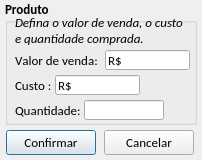
jmessias1725/sexloja, file loja/tela_definir_valor.ui: the form before one commit.
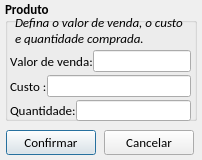
The form after the commit. Icons and pictures are not drawn.

```diff
--- a/loja/tela_definir_valor.ui
+++ b/loja/tela_definir_valor.ui
@@ -34,7 +34,7 @@
      <x>5</x>
      <y>0</y>
      <width>192</width>
-     <height>125</height>
+     <height>121</height>
     </rect>
    </property>
    <property name="font">
@@ -71,15 +71,35 @@
 e quantidade comprada. </string>
     </property>
    </widget>
+   <widget class="QWidget" name="">
+    <property name="geometry">
+     <rect>
+      <x>0</x>
+      <y>50</y>
+      <width>191</width>
+      <height>71</height>
+     </rect>
+    </property>
+    <layout class="QVBoxLayout" name="verticalLayout">
+     <property name="spacing">
+      <number>3</number>
+     </property>
+     <property name="leftMargin">
+      <number>5</number>
+     </property>
+     <property name="rightMargin">
+      <number>5</number>
+     </property>
+     <property name="bottomMargin">
+      <number>0</number>
+     </property>
+     <item>
+      <layout class="QHBoxLayout" name="horizontalLayout_2">
+       <property name="spacing">
+        <number>0</number>
+       </property>
+       <item>
    <widget class="QLabel" name="lb_valorvenda">
-    <property name="geometry">
-     <rect>
-      <x>10</x>
-      <y>50</y>
-      <width>86</width>
-      <height>20</height>
-     </rect>
-    </property>
     <property name="font">
      <font>
       <weight>50</weight>
@@ -91,15 +111,9 @@
      <string>Valor de venda:</string>
     </property>
    </widget>
-   <widget class="QLineEdit" name="le_custo_medio">
-    <property name="geometry">
-     <rect>
-      <x>50</x>
-      <y>75</y>
-      <width>85</width>
-      <height>20</height>
-     </rect>
-    </property>
+       </item>
+       <item>
+        <widget class="QLineEdit" name="le_valor_venda">
     <property name="font">
      <font>
       <weight>50</weight>
@@ -111,38 +125,9 @@
      <set>Qt::ImhNone</set>
     </property>
     <property name="inputMask">
-     <string>R$ xxxxxxxxx; </string>
+          <string/>
     </property>
     <property name="text">
-     <string>R$ </string>
-    </property>
-    <property name="maxLength">
-     <number>12</number>
-    </property>
-    <property name="readOnly">
-     <bool>false</bool>
-    </property>
-   </widget>
-   <widget class="QLineEdit" name="le_quantidade">
-    <property name="geometry">
-     <rect>
-      <x>79</x>
-      <y>100</y>
-      <width>80</width>
-      <height>20</height>
-     </rect>
-    </property>
-    <property name="font">
-     <font>
-      <weight>50</weight>
-      <bold>false</bold>
-      <kerning>false</kerning>
-     </font>
-    </property>
-    <property name="inputMask">
-     <string>0000000000; </string>
-    </property>
-    <property name="text">
      <string/>
     </property>
     <property name="maxLength">
@@ -152,15 +137,16 @@
      <bool>false</bool>
     </property>
    </widget>
+       </item>
+      </layout>
+     </item>
+     <item>
+      <layout class="QHBoxLayout" name="horizontalLayout">
+       <property name="spacing">
+        <number>0</number>
+       </property>
+       <item>
    <widget class="QLabel" name="lb_valor_compra">
-    <property name="geometry">
-     <rect>
-      <x>10</x>
-      <y>75</y>
-      <width>38</width>
-      <height>20</height>
-     </rect>
-    </property>
     <property name="font">
      <font>
       <weight>50</weight>
@@ -172,15 +158,39 @@
      <string>Custo :</string>
     </property>
    </widget>
+       </item>
+       <item>
+        <widget class="QLineEdit" name="le_custo_medio">
+         <property name="font">
+          <font>
+           <weight>50</weight>
+           <bold>false</bold>
+           <kerning>false</kerning>
+          </font>
+         </property>
+         <property name="inputMethodHints">
+          <set>Qt::ImhNone</set>
+         </property>
+         <property name="text">
+          <string/>
+         </property>
+         <property name="maxLength">
+          <number>32767</number>
+         </property>
+         <property name="readOnly">
+          <bool>false</bool>
+         </property>
+        </widget>
+       </item>
+      </layout>
+     </item>
+     <item>
+      <layout class="QHBoxLayout" name="horizontalLayout_3">
+       <property name="spacing">
+        <number>0</number>
+       </property>
+       <item>
    <widget class="QLabel" name="lb_quantidade">
-    <property name="geometry">
-     <rect>
-      <x>10</x>
-      <y>100</y>
-      <width>67</width>
-      <height>20</height>
-     </rect>
-    </property>
     <property name="font">
      <font>
       <weight>50</weight>
@@ -192,15 +202,9 @@
      <string>Quantidade:</string>
     </property>
    </widget>
-   <widget class="QLineEdit" name="le_valor_venda">
-    <property name="geometry">
-     <rect>
-      <x>100</x>
-      <y>50</y>
-      <width>85</width>
-      <height>20</height>
-     </rect>
-    </property>
+       </item>
+       <item>
+        <widget class="QLineEdit" name="le_quantidade">
     <property name="font">
      <font>
       <weight>50</weight>
@@ -212,10 +216,10 @@
      <set>Qt::ImhNone</set>
     </property>
     <property name="inputMask">
-     <string>R$ xxxxxxxxx; </string>
+          <string/>
     </property>
     <property name="text">
-     <string>R$ </string>
+          <string/>
     </property>
     <property name="maxLength">
      <number>12</number>
@@ -223,6 +227,11 @@
     <property name="readOnly">
      <bool>false</bool>
     </property>
+        </widget>
+       </item>
+      </layout>
+     </item>
+    </layout>
    </widget>
   </widget>
   <widget class="QPushButton" name="btn_confirmar">
```
Left out of the diff: 7 changed lines with no effect on the pictures. Lines whose indentation alone changed are shown as unchanged.
